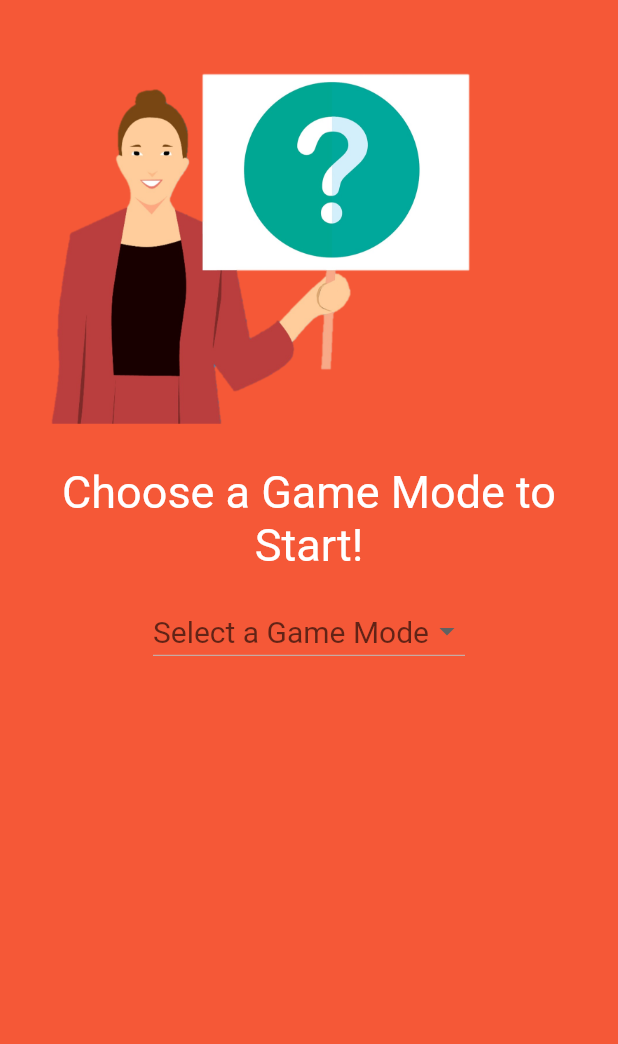
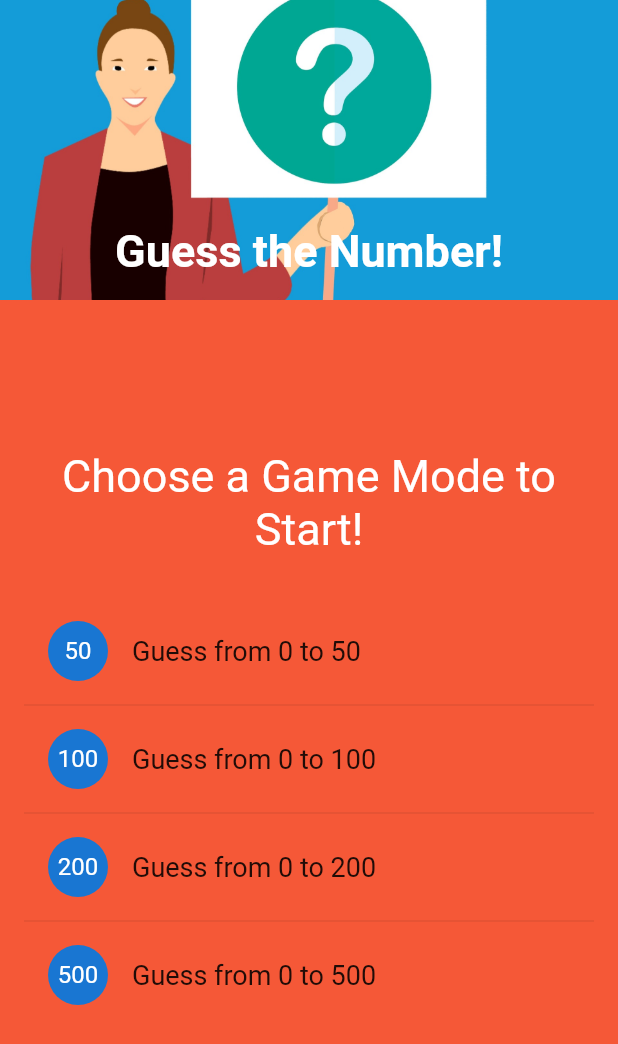
Before and after one commit to anarghya-das/FlutterGameApp, a Flutter app: the screen it shows after launch, on a phone screen of 412 x 824 dp. Shown: the top 1044 px of the screen. Run offline on Flutter 3.47's test engine with Material 2 defaults, Android fonts, the light colour scheme and no system bars; our stand-ins replace audioplayers.

Commit message:
:art: imporved main screen design

```diff
--- a/lib/main.dart
+++ b/lib/main.dart
@@ -12,7 +12,33 @@ class MainScreen extends StatelessWidget {
     return MaterialApp(
       debugShowCheckedModeBanner: false,
       home: Scaffold(
-        body: MyApp(),
+        body: NestedScrollView(
+          headerSliverBuilder: (BuildContext context, bool innerBoxIsScrolled) {
+            return <Widget>[
+              SliverAppBar(
+                expandedHeight: 200.0,
+                floating: false,
+                pinned: true,
+                flexibleSpace: FlexibleSpaceBar(
+                  centerTitle: true,
+                  title: Text(
+                    "Guess the Number!",
+                    style: TextStyle(
+                      color: Colors.white,
+                      fontWeight: FontWeight.bold,
+                      fontSize: 20.0,
+                    ),
+                  ),
+                  background: Image.asset(
+                    "images/ask.png",
+                    fit: BoxFit.cover,
+                  ),
+                ),
+              )
+            ];
+          },
+          body: MyApp(),
+        ),
       ),
     );
   }
@@ -30,7 +56,7 @@ class MyAppState extends State<MyApp> with WidgetsBindingObserver {
     Colors.yellow,
     Colors.red
   ];
-  static List<String> _gameModes = ['50', '100', '200', '500'];
+  final List<String> _gameModes = ['50', '100', '200', '500'];
   int idx = 0;
   Color bcolor = _backColors[0];
   Timer timer;
@@ -90,51 +116,52 @@ class MyAppState extends State<MyApp> with WidgetsBindingObserver {
         mainAxisAlignment: MainAxisAlignment.start,
         children: <Widget>[
           Padding(
-            padding: const EdgeInsets.all(20.0),
-            child: Image.asset("images/ask2.png"),
-          ),
-          Padding(
-            padding: const EdgeInsets.all(8.0),
+            padding: const EdgeInsets.only(
+                top: 100, left: 10, right: 10, bottom: 20),
             child: Text(
               "Choose a Game Mode to Start!",
               textAlign: TextAlign.center,
               style: TextStyle(fontSize: 30.0, color: Colors.white),
             ),
           ),
-          Padding(
-            padding: const EdgeInsets.all(8.0),
-            child: Theme(
-              data: Theme.of(context).copyWith(canvasColor: Colors.white),
-              child: DropdownButton<String>(
-                items: _gameModes.map((String value) {
-                  return DropdownMenuItem<String>(
-                    value: value,
-                    child: Text(value),
-                  );
-                }).toList(),
-                hint: Text("Select a Game Mode"),
-                onChanged: (value) {
-                  _selectedItem = value;
-                  audioPlayer.then((AudioPlayer val) => val.pause());
-                  Navigator.push(
-                      context,
-                      MaterialPageRoute(
-                        builder: (context) => GameScreen(value, audioPlayer,
-                            _backColors[_gameModes.indexOf(_selectedItem)]),
-                      ));
-                },
-                value: _selectedItem,
-                style: TextStyle(
-                  color: Colors.black,
-                  fontSize: 20,
-                ),
-              ),
-            ),
-          )
+          Expanded(child: listBuild())
         ],
       )),
     );
   }
+
+  Widget _buildRow(int idx) {
+    var t = _gameModes[idx];
+    return ListTile(
+        leading: CircleAvatar(
+          child: Text('$t'),
+        ),
+        onTap: () {
+          audioPlayer.then((AudioPlayer val) => val.pause());
+          Navigator.push(
+              context,
+              MaterialPageRoute(
+                builder: (context) => GameScreen(t, audioPlayer,
+                    _backColors[idx]),
+              ));
+        },
+        title: Text(
+          "Guess from 0 to $t",
+          style: TextStyle(fontSize: 18.0),
+        ));
+  }
+
+  Widget listBuild(){
+    return ListView.separated(
+              itemCount: _gameModes.length,
+              padding: const EdgeInsets.all(16.0),
+              separatorBuilder: (context,i) => Divider(),
+              itemBuilder: (context, i) {
+              // if (i.isOdd) return Divider();
+              return _buildRow(i);
+  });
+  }
+
 }
 
 class GameScreen extends StatefulWidget {
@@ -154,13 +181,14 @@ class GameScreenState extends State<GameScreen> {
   Color bgcol;
   GlobalKey<FormState> _formKey = new GlobalKey();
   GameScreenState(this._gameValue, this.ap, this.bgcol);
-  String _result = "";
+  String _result = "Make a guess!";
   int _numberToGuess;
   int _guessFreq = 0;
   bool _gameOver = false;
+  Color textColor = Colors.black;
+  var rnd = new math.Random();
 
   void generateNumbertoGuess() {
-    var rnd = new math.Random();
     _numberToGuess = rnd.nextInt(int.parse(_gameValue));
   }
 
@@ -203,7 +231,15 @@ class GameScreenState extends State<GameScreen> {
                       color: Colors.black,
                       fontWeight: FontWeight.bold),
                 )),
-                Container(
+                AnimatedContainer(
+                  duration: Duration(seconds: 2),
+                  margin: EdgeInsets.only(left: 10, right: 10, top: 10),
+                  decoration: BoxDecoration(
+                      color: textColor,
+                      shape: BoxShape.rectangle,
+                      borderRadius: BorderRadius.horizontal(
+                          right: Radius.elliptical(50, 50),
+                          left: Radius.elliptical(50, 50))),
                   child: Padding(
                     padding: const EdgeInsets.all(8.0),
                     child: Text(
@@ -223,6 +259,10 @@ class GameScreenState extends State<GameScreen> {
                       } else if (double.tryParse(value) == null) {
                         return "Enter proper Number for guess.";
                       } else {
+                        setState(() {
+                          textColor = Color.fromRGBO(rnd.nextInt(255),
+                              rnd.nextInt(255), rnd.nextInt(255), 1);
+                        });
                         var userGuess = int.parse(value);
                         if (userGuess < _numberToGuess) {
                           setState(() {
@@ -254,6 +294,8 @@ class GameScreenState extends State<GameScreen> {
                   ),
                 ),
                 RaisedButton(
+                  animationDuration: Duration(seconds: 4),
+                  color: textColor,
                   child: Text("Submit"),
                   onPressed: () {
                     buttonPress();
```
